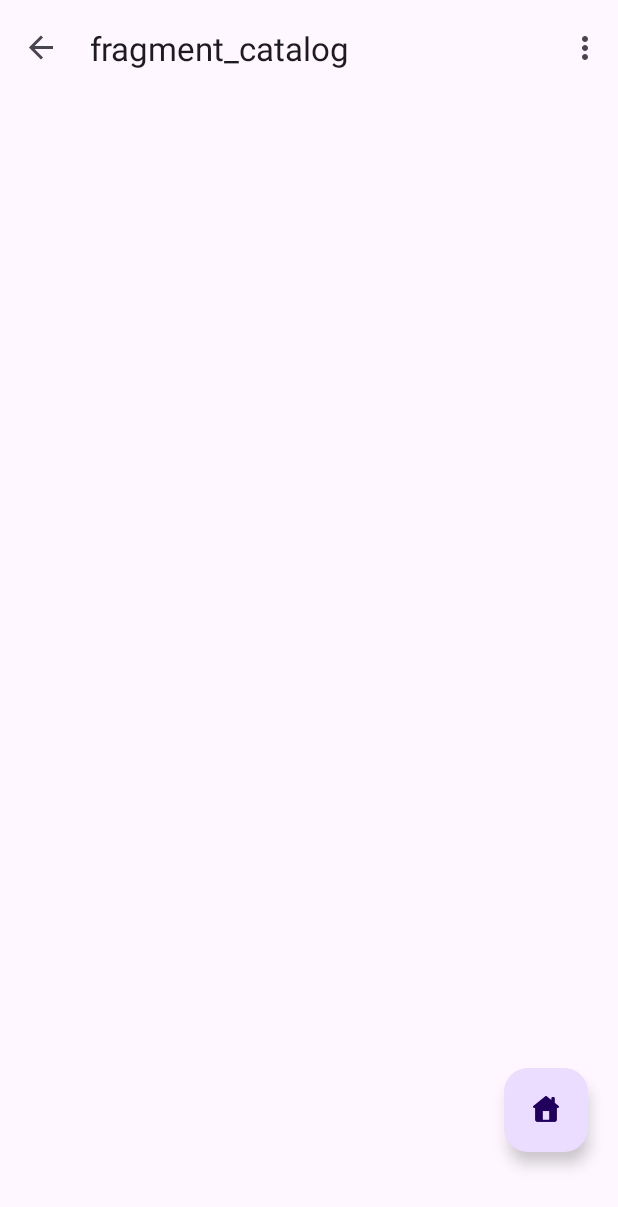
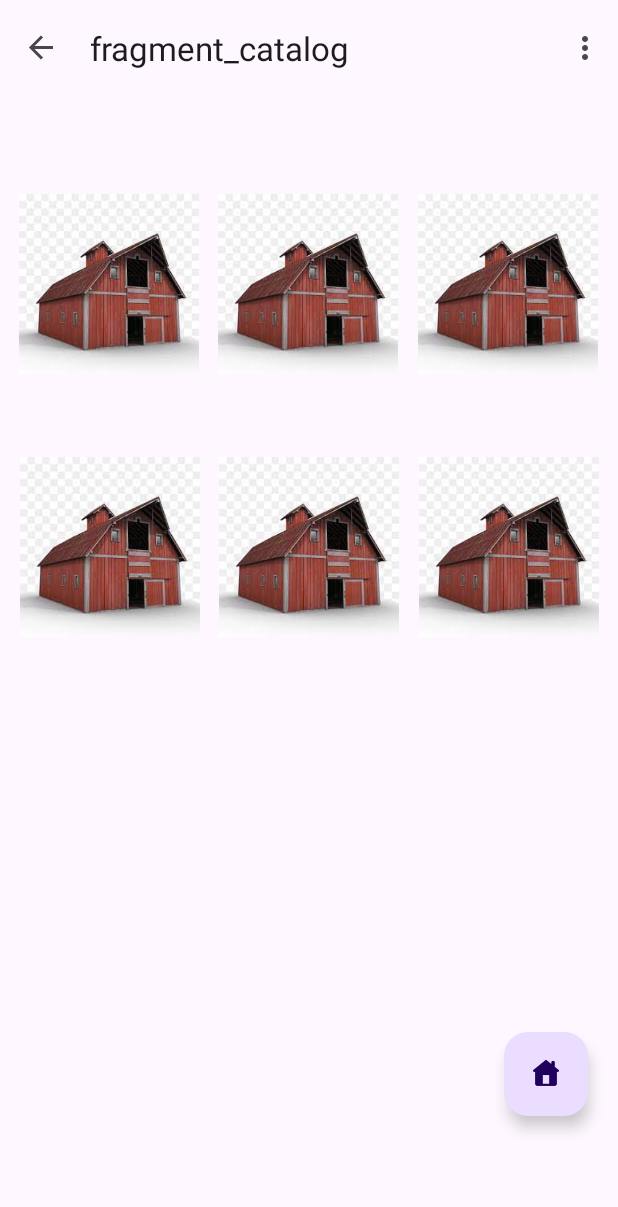
Before and after one commit to aminubilhuda/SewaGudangApp, an Android app: the CatalogFragment screen opened through its navigation route, on a phone screen of 412 x 824 dp. Shown: the top 1207 px of the screen. Run offline under Robolectric (Android 15) with nearby library versions, the phone set to English and light mode, and no system bars; our stand-ins replace navigation-ui.

Commit message:
UAS PEMROGRAMAN ANDROID BERHASIL

```diff
--- a/app/src/main/res/layout/fragment_catalog.xml
+++ b/app/src/main/res/layout/fragment_catalog.xml
@@ -15,6 +15,7 @@
             android:layout_width="120dp"
             android:layout_height="150dp"
             android:layout_marginTop="50dp"
+            android:src="@drawable/catalog1"
             app:layout_constraintEnd_toEndOf="parent"
             app:layout_constraintHorizontal_bias="0.498"
             app:layout_constraintStart_toStartOf="parent"
@@ -25,6 +26,7 @@
             android:layout_width="120dp"
             android:layout_height="150dp"
             android:layout_marginTop="50dp"
+            android:src="@drawable/catalog2"
             app:layout_constraintEnd_toStartOf="@+id/catalog1"
             app:layout_constraintStart_toStartOf="parent"
             app:layout_constraintTop_toTopOf="parent" />
@@ -34,6 +36,7 @@
             android:layout_width="120dp"
             android:layout_height="150dp"
             android:layout_marginTop="50dp"
+            android:src="@drawable/catalog3"
             app:layout_constraintEnd_toEndOf="parent"
             app:layout_constraintStart_toEndOf="@+id/catalog1"
             app:layout_constraintTop_toTopOf="parent" />
@@ -43,6 +46,7 @@
             android:layout_width="120dp"
             android:layout_height="150dp"
             android:layout_marginBottom="360dp"
+            android:src="@drawable/catalog4"
             app:layout_constraintBottom_toBottomOf="parent"
             app:layout_constraintEnd_toStartOf="@+id/catalog5"
             app:layout_constraintStart_toStartOf="parent"
@@ -53,6 +57,7 @@
             android:layout_width="120dp"
             android:layout_height="150dp"
             android:layout_marginBottom="360dp"
+            android:src="@drawable/catalog5"
             app:layout_constraintBottom_toBottomOf="parent"
             app:layout_constraintEnd_toEndOf="parent"
             app:layout_constraintStart_toStartOf="parent"
@@ -63,6 +68,7 @@
             android:layout_width="120dp"
             android:layout_height="150dp"
             android:layout_marginBottom="360dp"
+            android:src="@drawable/catalog6"
             app:layout_constraintBottom_toBottomOf="parent"
             app:layout_constraintEnd_toEndOf="parent"
             app:layout_constraintStart_toEndOf="@+id/catalog5"
@@ -73,11 +79,11 @@
             android:layout_width="wrap_content"
             android:layout_height="wrap_content"
             android:layout_marginStart="336dp"
-            android:layout_marginTop="648dp"
+            android:layout_marginBottom="80dp"
             android:clickable="true"
             android:src="@drawable/ic_home"
-            app:layout_constraintStart_toStartOf="parent"
-            app:layout_constraintTop_toTopOf="parent" />
+            app:layout_constraintBottom_toBottomOf="parent"
+            app:layout_constraintStart_toStartOf="parent" />
 
     </androidx.constraintlayout.widget.ConstraintLayout>
 
--- a/app/src/main/res/layout/fragment_first.xml
+++ b/app/src/main/res/layout/fragment_first.xml
@@ -64,7 +64,7 @@
         android:layout_marginEnd="30dp"
         android:layout_marginBottom="80dp"
         android:clickable="true"
-        android:src="@drawable/ic_home"
+        android:src="@drawable/ic_order"
         app:layout_constraintBottom_toBottomOf="parent"
         app:layout_constraintEnd_toStartOf="@+id/profileFAB" />
 
```
Also changed, not shown: app/src/main/res/layout/fragment_profile.xml (+6 -3 lines), app/src/main/res/layout/fragment_schedule.xml (+5 -4 lines), app/src/main/res/drawable/calender.PNG (added), app/src/main/res/drawable/catalog1.png (added), app/src/main/res/drawable/catalog2.png (added), app/src/main/res/drawable/catalog3.png (added), app/src/main/res/drawable/catalog4.png (added), app/src/main/res/drawable/catalog5.png (added), app/src/main/res/drawable/catalog6.png (added), app/src/main/res/drawable/ic_order.png, app/src/main/res/drawable/profile.png (added).
